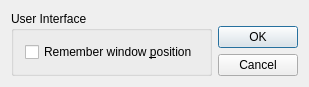
The window that src/gui/forms/qrestpreferencesdialog.ui (deufrai/Qrest) describes before a commit, drawn with Qt 5.
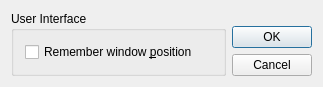
The same window after the commit. Icons and pictures are not drawn.

Commit message: Added application icon to preference dialog.

The edit to the form file:
```diff
--- a/src/gui/forms/qrestpreferencesdialog.ui
+++ b/src/gui/forms/qrestpreferencesdialog.ui
@@ -1,11 +1,11 @@
 <ui version="4.0" >
  <class>QrestPreferencesDialogClass</class>
- <widget class="QDialog" name="QrestPreferencesDialogClass" >
-  <property name="geometry" >
+ <widget class="QDialog" name="QrestPreferencesDialogClass">
+  <property name="geometry">
    <rect>
     <x>0</x>
     <y>0</y>
-    <width>281</width>
+    <width>323</width>
     <height>86</height>
    </rect>
   </property>
@@ -93,8 +93,10 @@
    </item>
   </layout>
  </widget>
- <layoutdefault spacing="6" margin="11" />
- <resources/>
+ <layoutdefault spacing="6" margin="11"/>
+ <resources>
+  <include location="../../../resources/pixmaps.qrc"/>
+ </resources>
  <connections>
   <connection>
    <sender>btnOk</sender>
```
Left out of the diff: 67 changed lines with no effect on the pictures.
